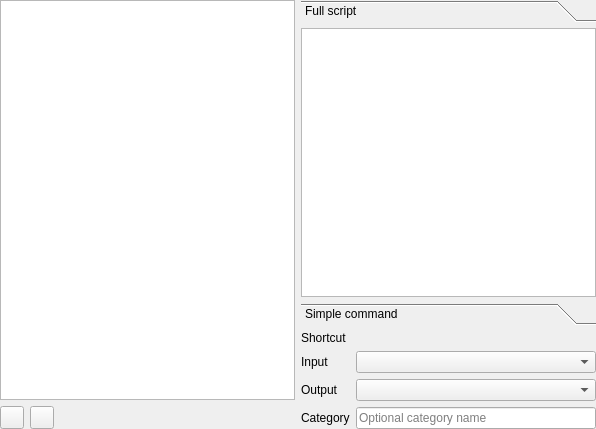
Before: the Qt Designer form src/gui/settings/settingsexternaltools.ui in martinrotter/textosaurus, drawn with Qt 5.
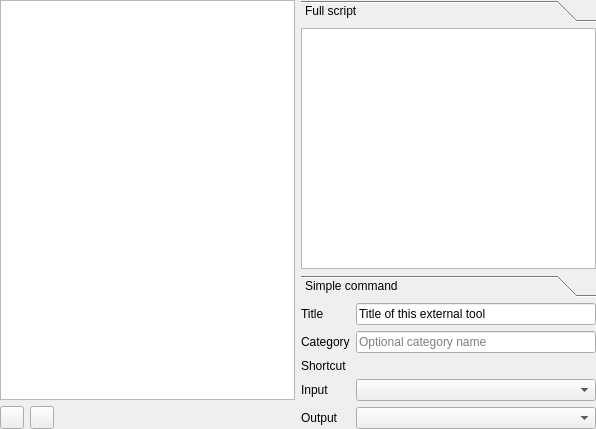
After: the same form once the commit is applied. Custom widgets are drawn as their Qt base class.

Patch:
```diff
--- a/src/gui/settings/settingsexternaltools.ui
+++ b/src/gui/settings/settingsexternaltools.ui
@@ -146,49 +146,66 @@
       </widget>
      </item>
      <item row="1" column="0">
+      <widget class="QLabel" name="label">
+       <property name="text">
+        <string>Title</string>
+       </property>
+      </widget>
+     </item>
+     <item row="1" column="1">
+      <widget class="QLineEdit" name="lineEdit">
+       <property name="text">
+        <string>Title of this external tool</string>
+       </property>
+       <property name="placeholderText">
+        <string>Optional category name</string>
+       </property>
+      </widget>
+     </item>
+     <item row="2" column="0">
+      <widget class="QLabel" name="label_2">
+       <property name="text">
+        <string>Category</string>
+       </property>
+      </widget>
+     </item>
+     <item row="2" column="1">
+      <widget class="QLineEdit" name="lineEdit_2">
+       <property name="placeholderText">
+        <string>Optional category name</string>
+       </property>
+      </widget>
+     </item>
+     <item row="3" column="0">
       <widget class="QLabel" name="m_lblShortcut">
        <property name="text">
         <string>Shortcut</string>
        </property>
       </widget>
      </item>
-     <item row="1" column="1">
+     <item row="3" column="1">
       <widget class="ShortcutCatcher" name="m_shortcut" native="true"/>
      </item>
-     <item row="2" column="0">
+     <item row="4" column="0">
       <widget class="QLabel" name="m_lblInput">
        <property name="text">
         <string>Input</string>
        </property>
       </widget>
      </item>
-     <item row="2" column="1">
+     <item row="4" column="1">
       <widget class="QComboBox" name="m_cmbInput"/>
      </item>
-     <item row="3" column="0">
+     <item row="5" column="0">
       <widget class="QLabel" name="m_lblOutput">
        <property name="text">
         <string>Output</string>
        </property>
       </widget>
      </item>
-     <item row="3" column="1">
+     <item row="5" column="1">
       <widget class="QComboBox" name="m_cmbOutput"/>
      </item>
-     <item row="4" column="0">
-      <widget class="QLabel" name="label">
-       <property name="text">
-        <string>Category</string>
-       </property>
-      </widget>
-     </item>
-     <item row="4" column="1">
-      <widget class="QLineEdit" name="lineEdit">
-       <property name="placeholderText">
-        <string>Optional category name</string>
-       </property>
-      </widget>
-     </item>
     </layout>
    </item>
   </layout>
```
Left out of the diff: 47 changed lines with no effect on the pictures.
